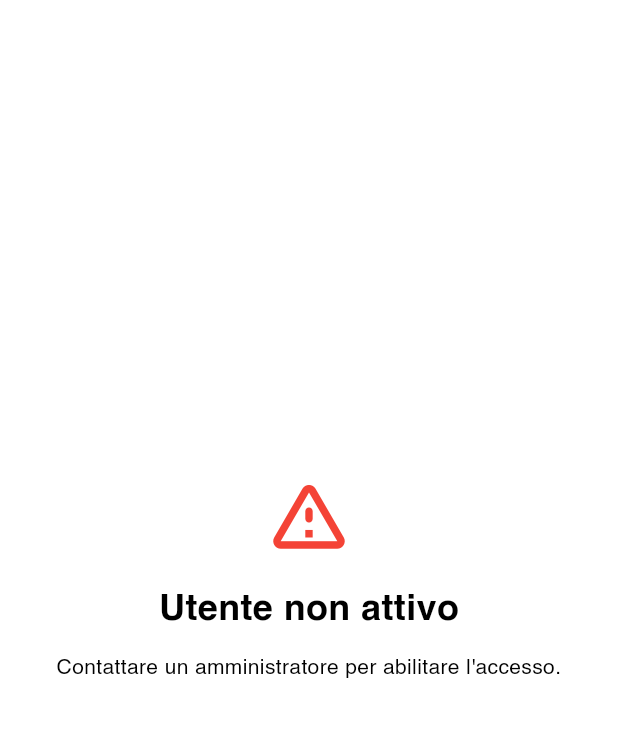
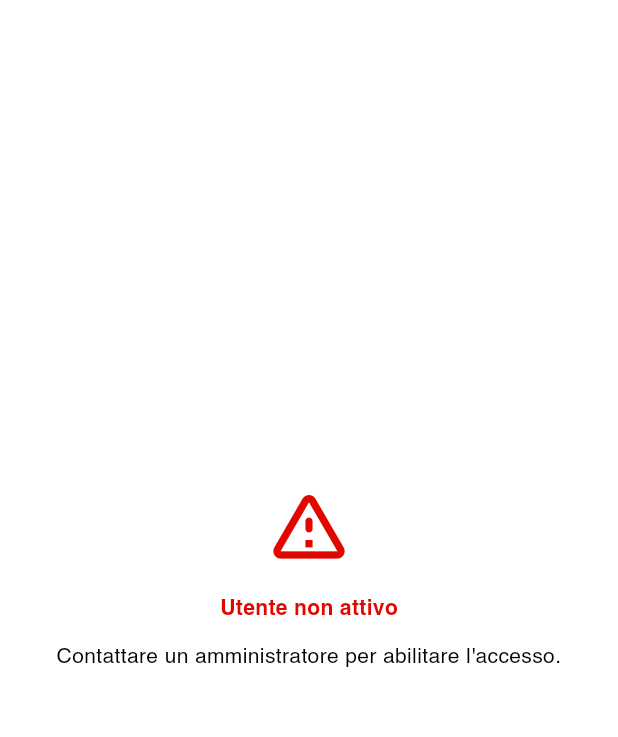
Before and after one commit to Durigon-Diego/Gestione-Donazione-Avis, a Flutter app: the NotActivePage screen opened directly with empty values, on a phone screen of 412 x 824 dp, the part 84-821 px from its top. Run offline on Flutter 3.47's test engine with Material 3 defaults, Android fonts, the light colour scheme and no system bars; our stand-ins replace flutter_dotenv, internet_connection_checker_plus, package_info_plus, shared_preferences, supabase_flutter; accounts and stored records are empty.

Commit message:
Refactor theme and improve test coverage
- Complete color palette and UI component theming
- Apply new AvisColors across multiple pages
- Add full coverage tests for AvisTheme

```diff
--- a/lib/helpers/avis_theme.dart
+++ b/lib/helpers/avis_theme.dart
@@ -10,6 +10,10 @@ class AvisColors {
   static const Color darkGrey = Color(0xFF555555);
   static const Color warmGrey = Color(0xFF888066);
   static const Color amber = Colors.amber;
+  static const Color text = Colors.black;
+  static const Color smallText = Colors.black87;
+  static const Color overlay = Colors.black45;
+  static const Color hoverBackground = Color(0xFFF5F5F5); // hover grigio chiaro
 }
 
 /// AVIS Theme definition
@@ -44,12 +48,65 @@ class AvisTheme {
       margin: const EdgeInsets.all(16),
     ),
     inputDecorationTheme: const InputDecorationTheme(
-      border: OutlineInputBorder(),
+      border: OutlineInputBorder(
+        borderSide: BorderSide(color: AvisColors.blue),
+      ),
+      focusedBorder: OutlineInputBorder(
+        borderSide: BorderSide(color: AvisColors.blue, width: 2.0),
+      ),
+      enabledBorder: OutlineInputBorder(
+        borderSide: BorderSide(color: AvisColors.blue),
+      ),
+      errorBorder: OutlineInputBorder(
+        borderSide: BorderSide(color: AvisColors.red),
+      ),
+      focusedErrorBorder: OutlineInputBorder(
+        borderSide: BorderSide(color: AvisColors.red, width: 2.0),
+      ),
       labelStyle: TextStyle(color: AvisColors.blue),
+      floatingLabelStyle: TextStyle(color: AvisColors.blue),
     ),
     textTheme: const TextTheme(
-      bodyMedium: TextStyle(color: Colors.black),
-      bodySmall: TextStyle(color: Colors.black87),
+      bodyMedium: TextStyle(color: AvisColors.text),
+      bodySmall: TextStyle(color: AvisColors.smallText),
+    ),
+    progressIndicatorTheme: const ProgressIndicatorThemeData(
+      color: AvisColors.blue,
+    ),
+    snackBarTheme: SnackBarThemeData(
+      backgroundColor: AvisColors.darkGrey,
+      contentTextStyle: const TextStyle(color: AvisColors.white),
+    ),
+    dialogTheme: DialogTheme(
+      shape: RoundedRectangleBorder(
+        borderRadius: BorderRadius.circular(12.0),
+      ),
+      titleTextStyle: TextStyle(
+        fontSize: 18,
+        fontWeight: FontWeight.bold,
+        color: AvisColors.blue,
+      ),
+      contentTextStyle: const TextStyle(
+        fontSize: 16,
+        color: AvisColors.smallText,
+      ),
+    ),
+    tabBarTheme: const TabBarTheme(
+      labelColor: AvisColors.red,
+      unselectedLabelColor: AvisColors.darkGrey,
+      indicator: UnderlineTabIndicator(
+        borderSide: BorderSide(color: AvisColors.red, width: 2),
+      ),
+    ),
+    dividerTheme: const DividerThemeData(
+      color: AvisColors.grey,
+      thickness: 1,
+    ),
+    listTileTheme: ListTileThemeData(
+      selectedColor: AvisColors.green,
+      selectedTileColor: AvisColors.grey,
+      tileColor: Colors.transparent,
+      contentPadding: const EdgeInsets.symmetric(horizontal: 16.0),
     ),
   );
 }
--- a/lib/pages/donation_page.dart
+++ b/lib/pages/donation_page.dart
@@ -104,8 +104,7 @@ class _DonationPageState extends State<DonationPage> {
             connectionStatus: widget.connectionStatus,
             operatorSession: widget.operatorSession,
             title: _titles[_selectedIndex],
-            body:
-                _showContent ? _pages[_selectedIndex] : const SizedBox.shrink(),
+            body: _pages[_selectedIndex],
             bottomNavData: AvisBottomNavigationBarData(
               items: _navItems,
               currentIndex: _selectedIndex,
--- a/lib/pages/login_page.dart
+++ b/lib/pages/login_page.dart
@@ -240,7 +240,7 @@ class _LoginPageState extends State<LoginPage> {
               ),
               if (!connected)
                 Container(
-                  color: Colors.black45,
+                  color: AvisColors.overlay,
                   child: const Center(
                     child: CircularProgressIndicator(),
                   ),
--- a/lib/pages/not_active_page.dart
+++ b/lib/pages/not_active_page.dart
@@ -1,5 +1,6 @@
 import 'package:flutter/material.dart';
 import 'package:supabase_flutter/supabase_flutter.dart';
+import '../helpers/avis_theme.dart';
 import '../helpers/avis_scaffold.dart';
 import '../helpers/app_info_controller.dart';
 import '../helpers/connection_status_controller.dart';
@@ -79,19 +80,19 @@ class _NotActivePageState extends State<NotActivePage> {
                   mainAxisSize: MainAxisSize.min,
                   children: [
                     const Icon(Icons.warning_amber_rounded,
-                        size: 60, color: Colors.red),
+                        size: 60, color: AvisColors.red),
                     const SizedBox(height: 16),
                     const Text(
                       'Utente non attivo',
-                      style:
-                          TextStyle(fontSize: 24, fontWeight: FontWeight.bold),
+                      style: AvisTheme.errorTextStyle,
                     ),
-                    const SizedBox(height: 12),
-                    if (!isAdmin)
+                    if (!isAdmin) ...{
+                      const SizedBox(height: 12),
                       const Text(
                         'Contattare un amministratore per abilitare l\'accesso.',
                         textAlign: TextAlign.center,
                       ),
+                    }
                   ],
                 ),
               ),
```
Also changed, not shown: 2 other files.
